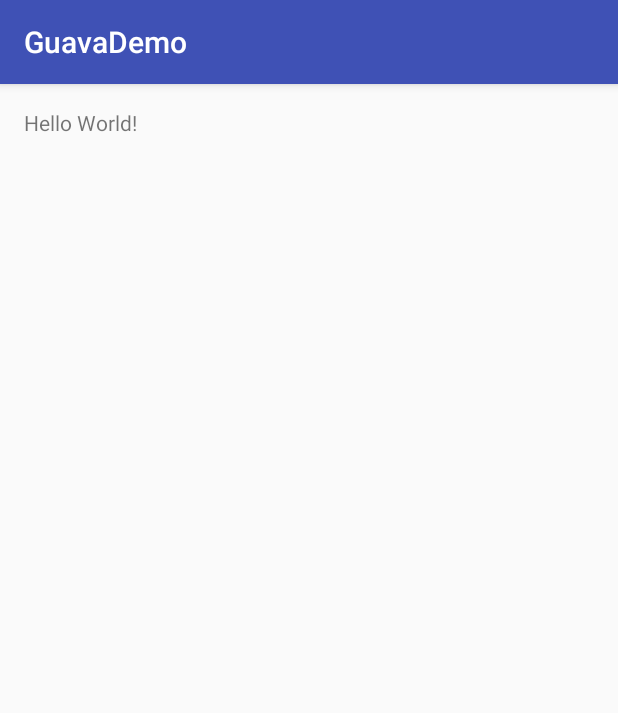
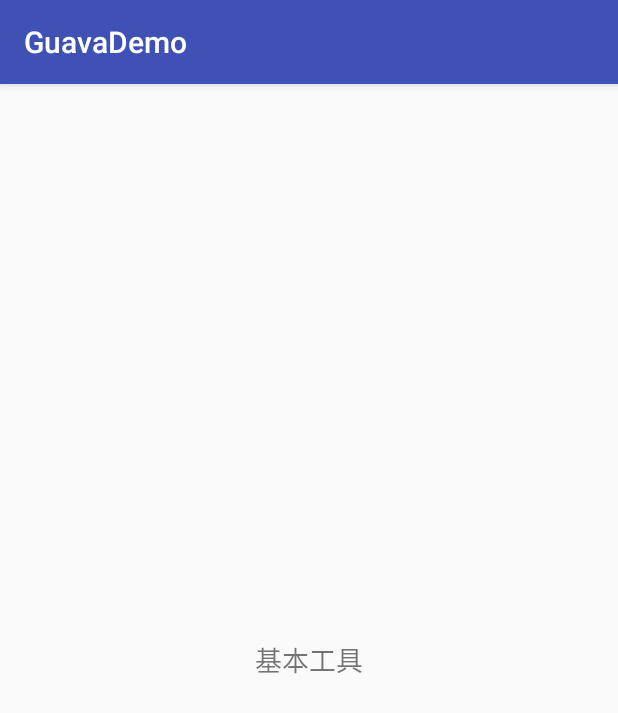
Before and after one commit to bzy601638015/GuavaDemo, an Android app: the screen it shows after launch (MainActivity), on a phone screen of 412 x 824 dp. Shown: the top 713 px of the screen. Run offline under Robolectric (Android 15) with nearby library versions, the phone set to English and light mode, and no system bars; our stand-ins replace ButterKnife.

Commit message:
add recyclerview

```diff
--- a/app/src/main/java/com/bamboo/guava/MainActivity.java
+++ b/app/src/main/java/com/bamboo/guava/MainActivity.java
@@ -2,12 +2,58 @@ package com.bamboo.guava;
 
 import android.support.v7.app.AppCompatActivity;
 import android.os.Bundle;
+import android.support.v7.widget.LinearLayoutManager;
+import android.support.v7.widget.RecyclerView;
+import android.text.Layout;
+import android.view.LayoutInflater;
+import android.view.View;
+import android.view.ViewGroup;
+import android.widget.TextView;
+
+import butterknife.Bind;
+import butterknife.ButterKnife;
 
 public class MainActivity extends AppCompatActivity {
-
+    @Bind(R.id.main_recyclerView)
+    RecyclerView mRecyclerView;
+    String[] mNames = {
+            "基本工具"
+    };
     @Override
     protected void onCreate(Bundle savedInstanceState) {
         super.onCreate(savedInstanceState);
         setContentView(R.layout.activity_main);
+        ButterKnife.bind(this);
+        LinearLayoutManager linearLayoutManager = new LinearLayoutManager(this,LinearLayoutManager.VERTICAL,false);
+        mRecyclerView.setLayoutManager(linearLayoutManager);
+        mRecyclerView.setAdapter(new NameAdapter());
+    }
+
+    public class NameAdapter extends RecyclerView.Adapter<NameAdapter.NameViewHolder>{
+
+        @Override
+        public NameViewHolder onCreateViewHolder(ViewGroup parent, int viewType) {
+            View view = LayoutInflater.from(parent.getContext()).inflate(R.layout.item_lv,parent,false);
+            return new NameViewHolder(view);
+        }
+
+        @Override
+        public void onBindViewHolder(NameViewHolder holder, int position) {
+            holder.mTvName.setText(mNames[position]);
+        }
+
+        @Override
+        public int getItemCount() {
+            return mNames.length;
+        }
+
+        class NameViewHolder extends RecyclerView.ViewHolder{
+            @Bind(R.id.item_tv_name)
+            TextView mTvName;
+            public NameViewHolder(View itemView) {
+                super(itemView);
+                ButterKnife.bind(this,itemView);
+            }
+        }
     }
 }
--- a/app/src/main/res/layout/activity_main.xml
+++ b/app/src/main/res/layout/activity_main.xml
@@ -4,14 +4,11 @@
     xmlns:tools="http://schemas.android.com/tools"
     android:layout_width="match_parent"
     android:layout_height="match_parent"
-    android:paddingBottom="@dimen/activity_vertical_margin"
-    android:paddingLeft="@dimen/activity_horizontal_margin"
-    android:paddingRight="@dimen/activity_horizontal_margin"
-    android:paddingTop="@dimen/activity_vertical_margin"
     tools:context="com.bamboo.guava.MainActivity">
 
-    <TextView
-        android:layout_width="wrap_content"
-        android:layout_height="wrap_content"
-        android:text="Hello World!"/>
+   <android.support.v7.widget.RecyclerView
+       android:id="@+id/main_recyclerView"
+       android:layout_width="match_parent"
+       android:layout_height="match_parent"
+       />
 </RelativeLayout>
--- /dev/null
+++ b/app/src/main/res/layout/item_lv.xml
@@ -0,0 +1,12 @@
+<?xml version="1.0" encoding="utf-8"?>
+<LinearLayout xmlns:android="http://schemas.android.com/apk/res/android"
+              android:layout_width="match_parent"
+              android:layout_height="match_parent">
+    <TextView
+        android:id="@+id/item_tv_name"
+        android:layout_width="match_parent"
+        android:layout_height="match_parent"
+        android:textSize="18sp"
+        android:gravity="center"
+        />
+</LinearLayout>
--- a/build.gradle
+++ b/build.gradle
@@ -1,5 +1,5 @@
 // Top-level build file where you can add configuration options common to all sub-projects/modules.
-
+apply from : "config.gradle"
 buildscript {
     repositories {
         jcenter()
```
Also changed, not shown: app/build.gradle (+10 -8 lines), config.gradle (added, +15 -0 lines).
